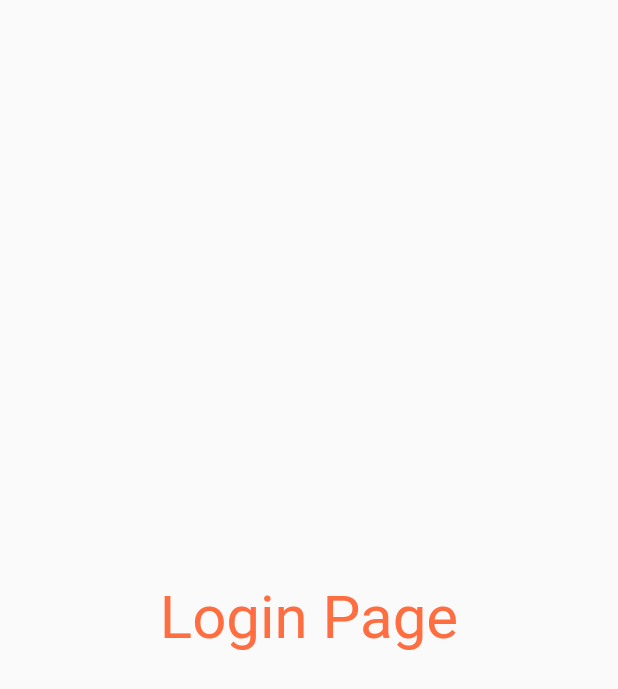
After one commit to LordPratham/Flutter, a Flutter app: the screen it shows after launch, on a phone screen of 412 x 824 dp. The commit adds this screen. Shown: the top 689 px of the screen. Run offline on Flutter 3.47's test engine with Material 2 defaults, Android fonts, the phone set to English and light mode, and no system bars.

Commit message:
Login Page text

```diff
--- a/lib/main.dart
+++ b/lib/main.dart
@@ -1,4 +1,5 @@
-import 'package:first/home_page.dart';
+import 'package:first/pages/home_page.dart';
+import 'package:first/pages/login_page.dart';
 import 'package:flutter/material.dart';
 
 void main() {
@@ -10,10 +11,19 @@ class MyApp extends StatelessWidget {
 
   @override
   Widget build(BuildContext context) {
+    return MaterialApp(
+      // home: HomePage(),
+      themeMode: ThemeMode.light,
+      theme: ThemeData(primarySwatch: Colors.indigo),
 
-    return MaterialApp(
+      darkTheme: ThemeData(
+        brightness: Brightness.dark,
+      ),
 
-      home: HomePage(),
+      routes: {
+        "/": (context) => LoginPage(),
+        "/login": (context) => LoginPage(),
+      },
     );
   }
 }
--- /dev/null
+++ b/lib/pages/login_page.dart
@@ -0,0 +1,15 @@
+import 'package:flutter/material.dart';
+
+class LoginPage extends StatelessWidget {
+  @override
+  Widget build(BuildContext context) {
+    return const Material(
+      child: Center(
+        child: Text(
+          "Login Page",
+          style: TextStyle(fontSize: 40, color: Colors.deepOrangeAccent),
+        ),
+      ),
+    );
+  }
+}
```
Also changed, not shown: lib/pages/home_page.dart (renamed from lib/home_page.dart).
